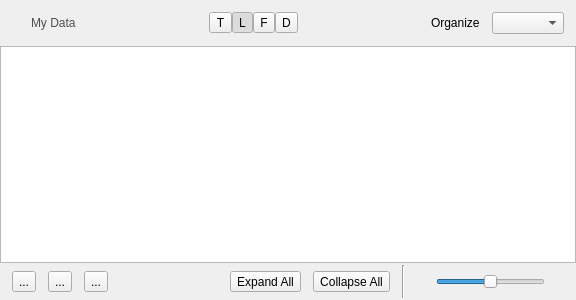
The window that source/ui/AMDataView.ui (acquaman/acquaman) describes before a commit, drawn with Qt 5.
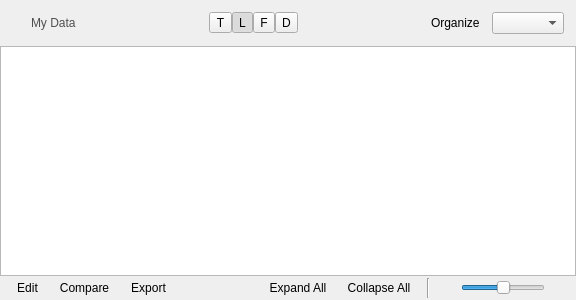
The same window after the commit. Icons and pictures are not drawn.

Commit message: usability improvements to AMDataView.  Now with 800% more shiny buttons.

```diff
--- a/source/ui/AMDataView.ui
+++ b/source/ui/AMDataView.ui
@@ -212,32 +212,125 @@
      <item>
       <layout class="QHBoxLayout" name="horizontalLayout_4">
        <property name="topMargin">
-        <number>6</number>
+        <number>0</number>
        </property>
        <property name="rightMargin">
         <number>0</number>
        </property>
        <property name="bottomMargin">
-        <number>6</number>
+        <number>0</number>
        </property>
        <item>
-        <widget class="QToolButton" name="opeButton2">
+        <widget class="QToolButton" name="openSeparateEditorButton">
+         <property name="toolTip">
+          <string>Open in Separate Editors</string>
+         </property>
+         <property name="styleSheet">
+          <string notr="true">QToolButton:hover {
+	border-top: 1px solid transparent;
+}
+
+QToolButton:pressed {
+border-top: 3px solid transparent;
+}
+
+QToolButton {
+border: none;
+}
+
+</string>
+         </property>
          <property name="text">
-          <string>...</string>
+          <string>Edit</string>
          </property>
+         <property name="icon">
+          <iconset resource="../icons/icons.qrc">
+           <normaloff>:/32x32/edit-find-replace.png</normaloff>:/32x32/edit-find-replace.png</iconset>
+         </property>
+         <property name="iconSize">
+          <size>
+           <width>32</width>
+           <height>32</height>
+          </size>
+         </property>
+         <property name="toolButtonStyle">
+          <enum>Qt::ToolButtonTextUnderIcon</enum>
+         </property>
+         <property name="autoRaise">
+          <bool>true</bool>
+         </property>
         </widget>
        </item>
        <item>
-        <widget class="QToolButton" name="openButton1">
+        <widget class="QToolButton" name="openSameEditorButton">
+         <property name="toolTip">
+          <string>Open in Same Editor</string>
+         </property>
+         <property name="styleSheet">
+          <string notr="true">QToolButton:hover {
+	border-top: 1px solid transparent;
+}
+
+QToolButton:pressed {
+border-top: 3px solid transparent;
+}
+
+QToolButton {
+border: none;
+}
+
+</string>
+         </property>
          <property name="text">
-          <string>...</string>
+          <string>Compare</string>
          </property>
+         <property name="icon">
+          <iconset resource="../icons/icons.qrc">
+           <normaloff>:/32x32/preferences-desktop-theme.png</normaloff>:/32x32/preferences-desktop-theme.png</iconset>
+         </property>
+         <property name="iconSize">
+          <size>
+           <width>32</width>
+           <height>32</height>
+          </size>
+         </property>
+         <property name="toolButtonStyle">
+          <enum>Qt::ToolButtonTextUnderIcon</enum>
+         </property>
         </widget>
        </item>
        <item>
-        <widget class="QToolButton" name="openButton3">
+        <widget class="QToolButton" name="exportButton">
+         <property name="styleSheet">
+          <string notr="true">QToolButton:hover {
+	border-top: 1px solid transparent;
+}
+
+QToolButton:pressed {
+border-top: 3px solid transparent;
+}
+
+QToolButton {
+border: none;
+}
+
+</string>
+         </property>
          <property name="text">
-          <string>...</string>
+          <string>Export</string>
+         </property>
+         <property name="icon">
+          <iconset resource="../icons/icons.qrc">
+           <normaloff>:/32x32/system-file-manager.png</normaloff>:/32x32/system-file-manager.png</iconset>
+         </property>
+         <property name="iconSize">
+          <size>
+           <width>32</width>
+           <height>32</height>
+          </size>
+         </property>
+         <property name="toolButtonStyle">
+          <enum>Qt::ToolButtonTextUnderIcon</enum>
          </property>
         </widget>
        </item>
@@ -259,23 +352,81 @@
      <item>
       <layout class="QHBoxLayout" name="horizontalLayout_5">
        <property name="topMargin">
-        <number>6</number>
+        <number>0</number>
        </property>
        <property name="bottomMargin">
-        <number>6</number>
+        <number>0</number>
        </property>
        <item>
         <widget class="QToolButton" name="expandAllButton">
+         <property name="styleSheet">
+          <string notr="true">QToolButton:hover {
+	border: 1px solid transparent;
+}
+
+QToolButton:pressed {
+	border: 1px solid gray;
+background-color: qlineargradient(spread:pad, x1:0, y1:0, x2:0, y2:1, stop:0 rgba(233, 233, 233, 255), stop:0.502513 rgba(199, 198, 198, 255), stop:1 rgba(163, 162, 162, 255));
+}
+
+QToolButton {
+border: none;
+}
+
+</string>
+         </property>
          <property name="text">
           <string>Expand All</string>
          </property>
+         <property name="icon">
+          <iconset resource="../icons/icons.qrc">
+           <normaloff>:/32x32/list-add.png</normaloff>:/32x32/list-add.png</iconset>
+         </property>
+         <property name="iconSize">
+          <size>
+           <width>32</width>
+           <height>32</height>
+          </size>
+         </property>
+         <property name="toolButtonStyle">
+          <enum>Qt::ToolButtonTextUnderIcon</enum>
+         </property>
         </widget>
        </item>
        <item>
         <widget class="QToolButton" name="collapseAllButton">
+         <property name="styleSheet">
+          <string notr="true">QToolButton:hover {
+	border: 1px solid transparent;
+}
+
+QToolButton:pressed {
+	border: 1px solid gray;
+background-color: qlineargradient(spread:pad, x1:0, y1:0, x2:0, y2:1, stop:0 rgba(233, 233, 233, 255), stop:0.502513 rgba(199, 198, 198, 255), stop:1 rgba(163, 162, 162, 255));
+}
+
+QToolButton {
+border: none;
+}
+
+</string>
+         </property>
          <property name="text">
           <string>Collapse All</string>
          </property>
+         <property name="icon">
+          <iconset resource="../icons/icons.qrc">
+           <normaloff>:/32x32/list-remove.png</normaloff>:/32x32/list-remove.png</iconset>
+         </property>
+         <property name="iconSize">
+          <size>
+           <width>32</width>
+           <height>32</height>
+          </size>
+         </property>
+         <property name="toolButtonStyle">
+          <enum>Qt::ToolButtonTextUnderIcon</enum>
+         </property>
         </widget>
        </item>
       </layout>
```
Left out of the diff: 3 changed lines with no effect on the pictures. The commit also changes 6 other files.
